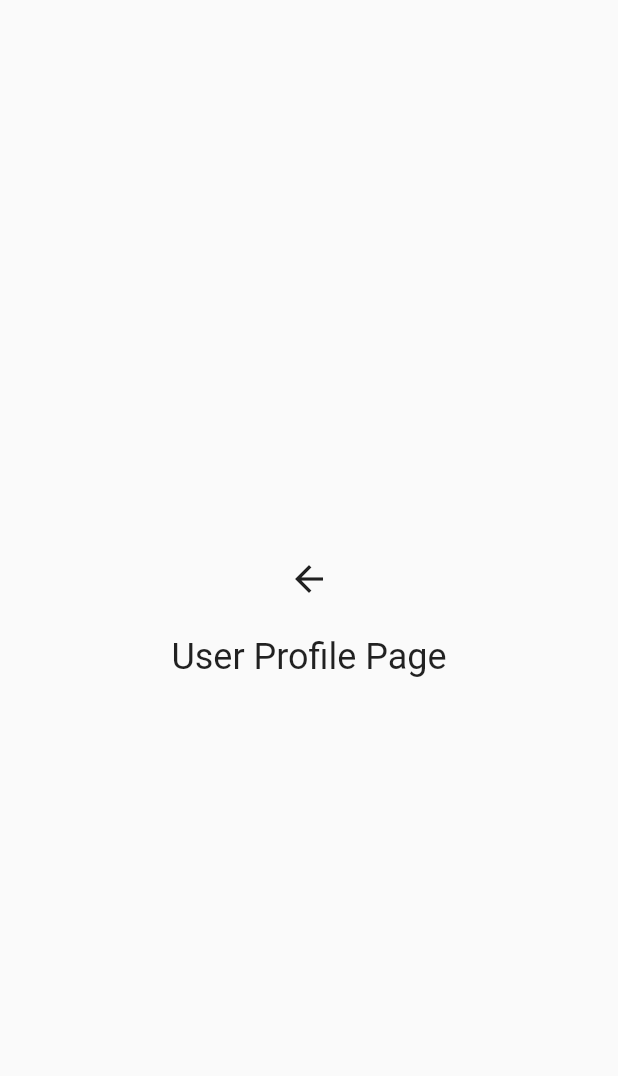
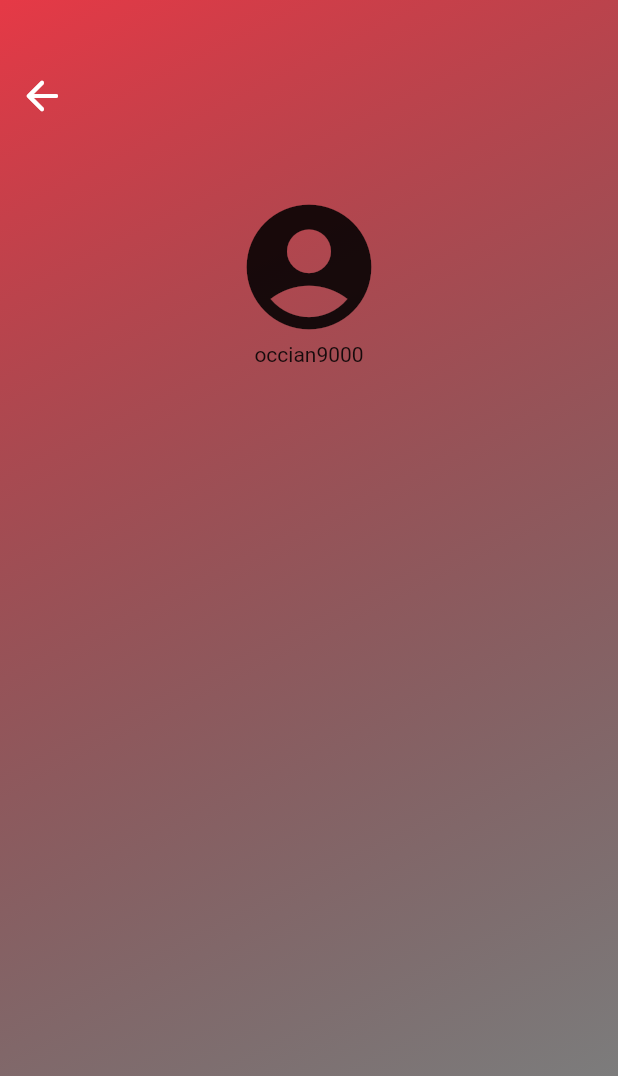
Before and after one commit to occiandiaali/Soundly, a Flutter app: the ProfilePage screen opened directly, on a phone screen of 412 x 824 dp. Shown: the top 1076 px of the screen. Run offline on Flutter 3.47's test engine with Material 2 defaults, Android fonts, the phone set to English and light mode, and no system bars; our stand-ins replace audioplayers, flutter_riverpod.

Commit message:
Add: popovermenu, create bottomsheet, profile page style, selected player page

```diff
--- a/lib/src/pages/Profile.dart
+++ b/lib/src/pages/Profile.dart
@@ -11,18 +11,41 @@ class _ProfilePageState extends State<ProfilePage> {
   @override
   Widget build(BuildContext context) {
     return Scaffold(
-      body: Center(
+      body: Container(
+        decoration: BoxDecoration(
+            gradient: LinearGradient(
+              colors: [const Color(0xFFe63946), Colors.black.withOpacity(0.5)],
+              stops: const [0.0, 0.9],
+              begin: Alignment.topLeft,
+              end: Alignment.bottomRight,
+              tileMode: TileMode.repeated,
+            )
+        ),
         child: Column(
-          mainAxisAlignment: MainAxisAlignment.center,
           children: [
-            InkWell(
-              onTap: () {
-                Navigator.pop(context);
-              },
-              child: const Icon(Icons.arrow_back, size: 28,),
+            Align(
+              alignment: Alignment.topLeft,
+              child: Padding(
+                padding: const EdgeInsets.only(left: 12.0, top: 48, bottom: 48),
+                child: InkWell(
+                  onTap: () {
+                    Navigator.pop(context);
+                  },
+                  child: const Icon(
+                    Icons.arrow_back_rounded, size: 32, color: Colors.white,
+                  ),
+                ),
+              ),
             ),
-            const SizedBox(height: 24,),
-            Text("User Profile Page", style: TextStyle(fontSize: 24),),
+            Center(
+              child: Column(
+                mainAxisAlignment: MainAxisAlignment.center,
+                children: const [
+                  Icon(Icons.account_circle_rounded, size: 100,),
+                  Text("occian9000")
+                ],
+              ),
+            ),
           ],
         ),
       ),
--- a/lib/src/pages/audio/audio_home.dart
+++ b/lib/src/pages/audio/audio_home.dart
@@ -234,7 +234,7 @@ class _AudioHomePageState extends State<AudioHomePage> {
             ],
           ),
       ),
-      floatingActionButton: _show ? createFABExt() : createFAB(),
+      //floatingActionButton: _show ? createFABExt() : createFAB(),
     );
   }
 
--- a/lib/src/pages/getting_started.dart
+++ b/lib/src/pages/getting_started.dart
@@ -47,7 +47,7 @@ class GettingStartedPage extends StatelessWidget {
                   ),
                   const SizedBox(height: 18,),
                   const Text(
-                    "You can create a playlist, and share with others. Or, simply discover new sounds",
+                    "Create your own sounds, or a playlist, and share with others. Easily discover, or be discovered.",
                     style: TextStyle(fontWeight: FontWeight.w400, fontSize: 18, fontFamily: 'Cera Pro', color: Colors.white24),
                   ),
                   const SizedBox(height: 24.0,),
```
Also changed, not shown: lib/src/pages/Home.dart (+12 -72 lines), lib/src/pages/audio/selected_player.dart (deleted, +0 -137 lines), lib/src/pages/selected_player.dart (added, +156 -0 lines), lib/src/widgets/PopOverMenu.dart (added, +41 -0 lines), lib/src/widgets/createFAB.dart (+19 -2 lines), lib/src/widgets/createFABExt.dart (+19 -2 lines).
